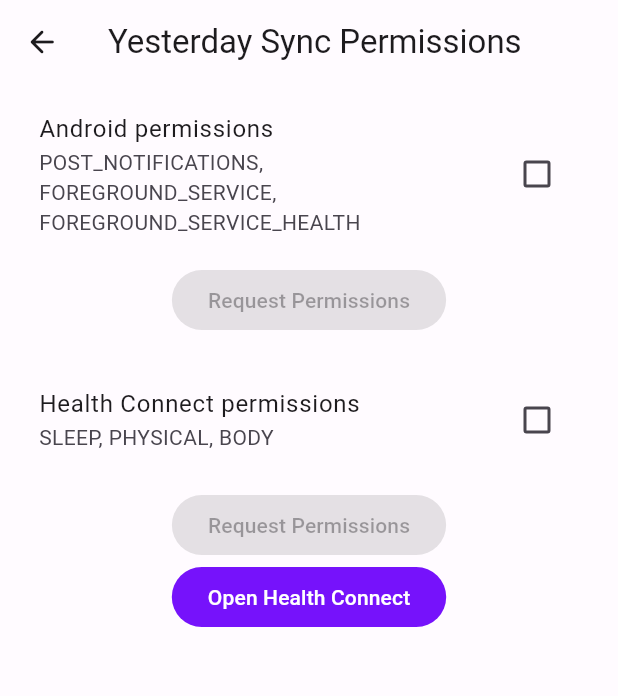
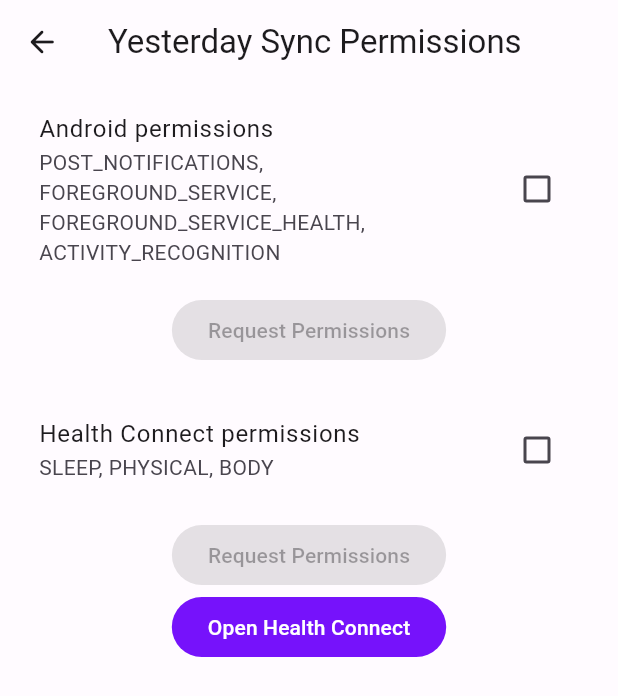
Before and after one commit to kingace2056/rook_demo_app_flutter_rook_sdk, a Flutter app: the YesterdaySyncPermissions screen opened by its route, on a phone screen of 412 x 824 dp. Shown: the top 696 px of the screen. Run offline on Flutter 3.47's test engine with Material 2 defaults, Android fonts, the phone set to English and light mode, and no system bars; our stand-ins replace focus_detector; missing offline and left inert: receive_intent, rook_sdk_apple_health, rook_sdk_core, rook_sdk_health_connect.

Commit message:
Updated rook_sdk_health_connect to 0.4.1 and receive_intent to 0.2.5

```diff
--- a/lib/features/sdk_health_connect/yesterday_sync_permissions.dart
+++ b/lib/features/sdk_health_connect/yesterday_sync_permissions.dart
@@ -41,7 +41,8 @@ class _YesterdaySyncPermissionsState extends State<YesterdaySyncPermissions> {
             CheckboxListTile(
               title: const Text("Android permissions"),
               subtitle: const Text(
-                  "POST_NOTIFICATIONS, FOREGROUND_SERVICE, FOREGROUND_SERVICE_HEALTH"),
+                "POST_NOTIFICATIONS, FOREGROUND_SERVICE, FOREGROUND_SERVICE_HEALTH, ACTIVITY_RECOGNITION",
+              ),
               value: androidPermissionsChecked,
               onChanged: (value) {},
             ),
--- a/pubspec.yaml
+++ b/pubspec.yaml
@@ -11,10 +11,10 @@ dependencies:
     sdk: flutter
   cupertino_icons: ^1.0.2
   rook_sdk_core: 0.1.0
-  rook_sdk_health_connect: 0.4.0
+  rook_sdk_health_connect: 0.4.1
   rook_sdk_apple_health: 0.2.6
   logging: ">=1.0.0 <2.0.0"
-  receive_intent: ^0.2.3
+  receive_intent: ^0.2.5
   url_launcher: ">=6.0.0 <7.0.0"
   focus_detector: ">=2.0.0 <3.0.0"
 
```
Also changed, not shown: pubspec.lock.
